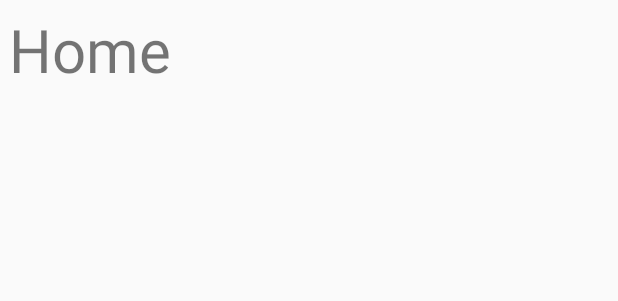
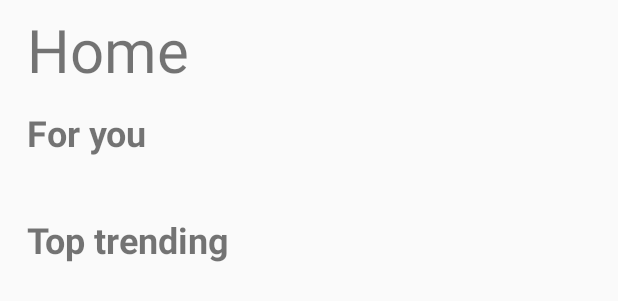
Before and after one commit to maytinhdibo/mindBook, an Android app: the layout activity_home.xml on its own in the app's theme, with its tools: preview values and no code run, on a phone screen of 412 x 824 dp. Shown: the top 301 px of the screen. Run offline under Robolectric (Android 15) with nearby library versions, the phone set to English and light mode, and no system bars.

Commit message:
layout for duc

```diff
--- a/app/src/main/java/com/mtc/mindbook/model/SongsAdapter.java
+++ b/app/src/main/java/com/mtc/mindbook/model/SongsAdapter.java
@@ -25,7 +25,7 @@ public class SongsAdapter extends ArrayAdapter<EntryItem> {
         EntryItem item = getItem(position);
         // Check if an existing view is being reused, otherwise inflate the view
         if (convertView == null) {
-            convertView = LayoutInflater.from(getContext()).inflate(R.layout.item, parent, false);
+            convertView = LayoutInflater.from(getContext()).inflate(R.layout.book_item, parent, false);
         }
         // Lookup view for data population
         TextView tvName = (TextView) convertView.findViewById(R.id.title);
--- a/app/src/main/res/layout/activity_home.xml
+++ b/app/src/main/res/layout/activity_home.xml
@@ -11,6 +11,13 @@
         android:layout_height="wrap_content"
         android:text="@string/nav_home" />
 
+    <TextView
+        style="@style/section_title"
+        android:layout_width="match_parent"
+        android:layout_height="wrap_content"
+        android:textStyle="bold"
+        android:text="@string/for_you" />
+
     <androidx.recyclerview.widget.RecyclerView
         android:id="@+id/listview_tasks"
         style="@style/Widget.AppCompat.Light.ListView.DropDown"
@@ -19,11 +26,17 @@
         android:divider="@null"
         android:nestedScrollingEnabled="false"
         android:orientation="horizontal"
-        android:paddingEnd="6pt"
+        android:paddingEnd="8pt"
+        android:clipToPadding="false"
         android:paddingVertical="6pt"
-        android:scrollbars="horizontal" />
+        android:scrollbars="none" />
 
-
+    <TextView
+        style="@style/section_title"
+        android:layout_width="match_parent"
+        android:layout_height="wrap_content"
+        android:textStyle="bold"
+        android:text="@string/top_trend" />
     <!--    <WebView-->
     <!--        android:id="@+id/webview"-->
     <!--        android:layout_width="match_parent"-->
--- a/app/src/main/res/values/strings.xml
+++ b/app/src/main/res/values/strings.xml
@@ -5,4 +5,7 @@
     <string name="nav_lib">Library</string>
     <string name="nav_profile">Profile</string>
 
+    <string name="for_you">For you</string>
+    <string name="top_trend">Top trending</string>
+
 </resources>
--- a/app/src/main/res/values/styles.xml
+++ b/app/src/main/res/values/styles.xml
@@ -11,8 +11,19 @@
     <style name="title">
         <item name="android:layout_marginTop">6dp</item>
         <item name="android:layout_marginBottom">6dp</item>
-        <item name="android:layout_marginRight">6dp</item>
-        <item name="android:layout_marginLeft">6dp</item>
+        <item name="android:layout_marginRight">8pt</item>
+        <item name="android:layout_marginLeft">8pt</item>
         <item name="android:textSize">40dp</item>
     </style>
+
+    <style name="section_title">
+        <item name="android:layout_marginTop">6dp</item>
+        <item name="android:layout_marginBottom">6dp</item>
+        <item name="android:layout_marginRight">8pt</item>
+        <item name="android:layout_marginLeft">8pt</item>
+        <item name="android:textSize">24dp</item>
+        <item name="android:textStyle">bold</item>
+    </style>
+
+
 </resources>
```
Also changed, not shown: app/src/main/res/layout/book_item.xml (+9 -11 lines), app/src/main/res/layout/item.xml (deleted, +0 -34 lines).
